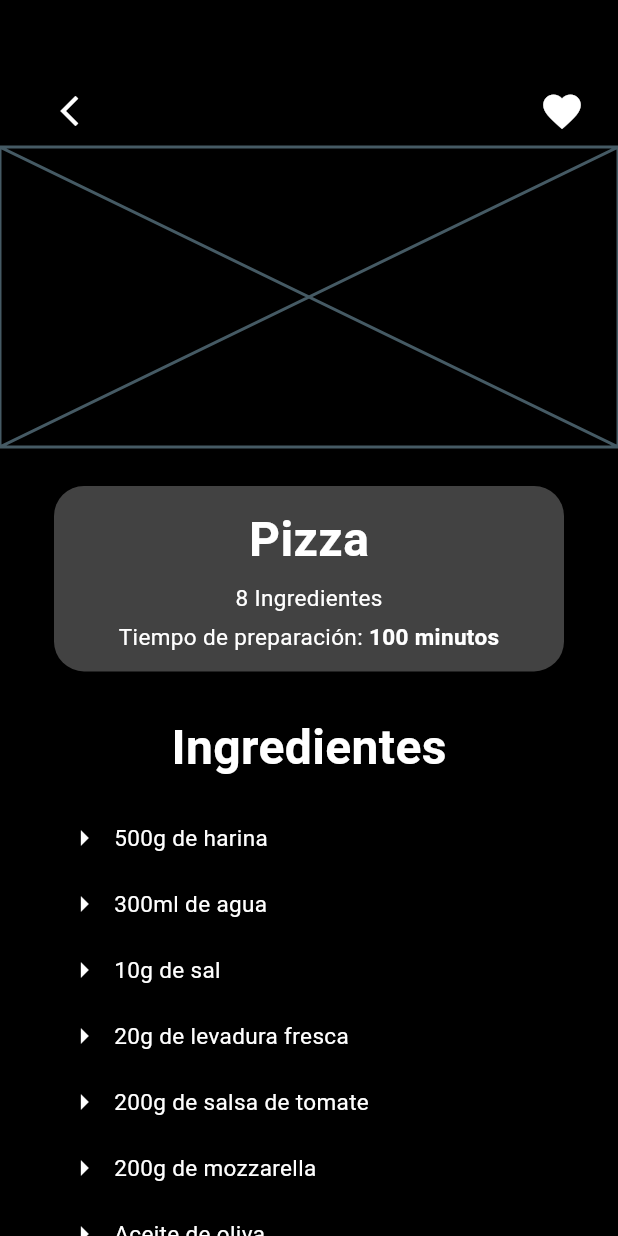
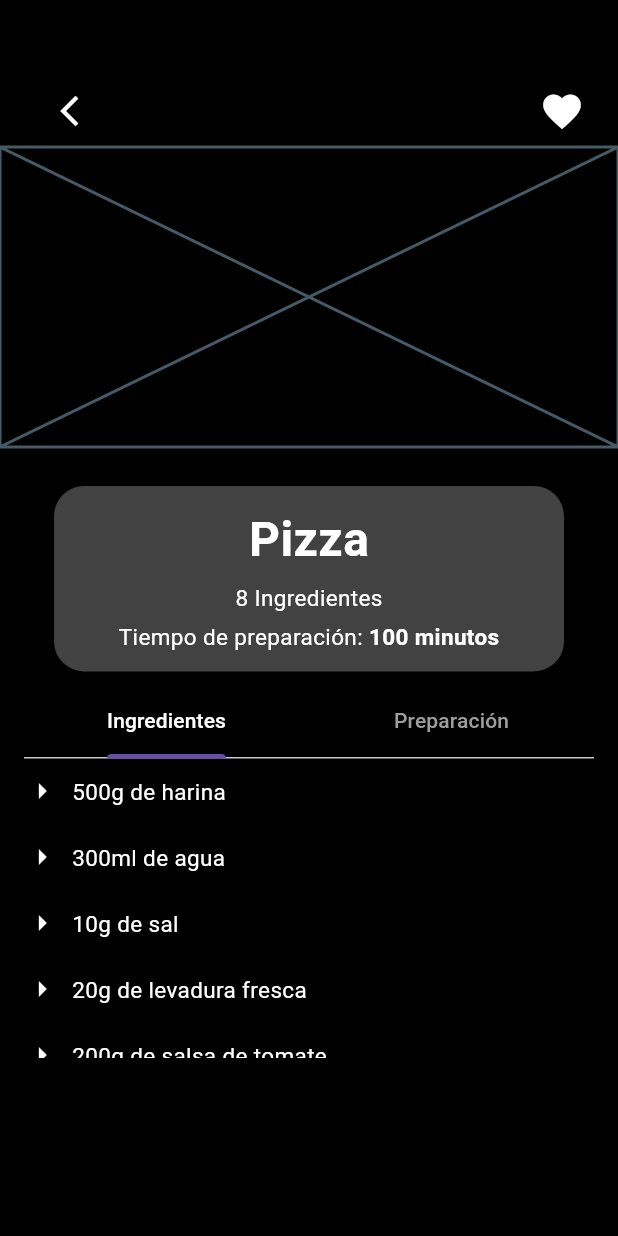
Before and after one commit to MiguelAngel117/recipesU, a Flutter app: the screen it shows after launch, after a tap on "Pizza", on a phone screen of 412 x 824 dp. Run offline on Flutter 3.47's test engine with Material 3 defaults, Android fonts, the phone set to English and light mode, and no system bars; drawn by our look-alikes of like_button; our stand-ins replace flutter_speed_dial, google_nav_bar, image_picker, sqflite, sqflite_common_ffi; missing offline and left inert: flutter_material_color_picker; accounts and stored records are empty.

Commit message:
pestañas

```diff
--- a/lib/pages/DetailPage.dart
+++ b/lib/pages/DetailPage.dart
@@ -1,6 +1,5 @@
 import 'dart:io';
 import 'dart:math';
-
 import 'package:flutter/material.dart';
 import 'package:like_button/like_button.dart';
 import 'package:recipes/utils/Listfood.dart';
@@ -14,7 +13,21 @@ class DetailPage extends StatefulWidget {
   State<DetailPage> createState() => _DetailPageState();
 }
 
-class _DetailPageState extends State<DetailPage> {
+class _DetailPageState extends State<DetailPage> with SingleTickerProviderStateMixin {
+  late TabController _tabController;
+
+  @override
+  void initState() {
+    super.initState();
+    _tabController = TabController(length: 2, vsync: this);
+  }
+
+  @override
+  void dispose() {
+    _tabController.dispose();
+    super.dispose();
+  }
+
   @override
   Widget build(BuildContext context) {
     return Scaffold(
@@ -122,33 +135,30 @@ class _DetailPageState extends State<DetailPage> {
                         ),
                       ),
                     ),
-                    Padding(
-                      padding: const EdgeInsets.symmetric(
-                          vertical: 10, horizontal: 20),
-                      child: Padding(
-                        padding: const EdgeInsets.all(8.0),
-                        child: Column(
-                          mainAxisAlignment: MainAxisAlignment.spaceEvenly,
+                    // Pestañas para ingredientes y preparación
+                    TabBar(
+                      controller: _tabController,
+                      tabs: const [
+                        Tab(text: 'Ingredientes'),
+                        Tab(text: 'Preparación'),
+                      ],
+                      labelColor: Colors.white,
+                      unselectedLabelColor: Colors.grey,
+                    ),
+                    SizedBox(
+                      height: 200, // Altura de la pestaña
+                      child: TabBarView(
+                        controller: _tabController,
                         children: [
-                            const Text(
-                              "Ingredientes",
-                              style: TextStyle(
-                                  color: Colors.white,
-                                  fontSize: 32,
-                                  fontWeight: FontWeight.bold),
-                            ),
-                            const Padding(padding: EdgeInsets.only(top: 15)),
+                          // Contenido de la pestaña de ingredientes
                           SingleChildScrollView(
                             child: Column(
-                                children:
-                                    widget.food.ingredients.map((ingredient) {
+                              children: widget.food.ingredients.map((ingredient) {
                                 return Container(
-                                    padding: const EdgeInsets.symmetric(
-                                        vertical: 10),
+                                  padding: const EdgeInsets.symmetric(vertical: 10),
                                   child: Row(
                                     mainAxisSize: MainAxisSize.max,
-                                      mainAxisAlignment:
-                                          MainAxisAlignment.start,
+                                    mainAxisAlignment: MainAxisAlignment.start,
                                     children: [
                                       const Icon(
                                         Icons.arrow_right,
@@ -172,29 +182,13 @@ class _DetailPageState extends State<DetailPage> {
                               }).toList(),
                             ),
                           ),
-                          ],
-                        ),
-                      ),
-                    ),
-                    const Text(
-                      "Preparación",
-                      style: TextStyle(
-                          color: Colors.white,
-                          fontSize: 32,
-                          fontWeight: FontWeight.bold),
-                    ),
-                    Padding(
-                      padding: const EdgeInsets.symmetric(
-                          vertical: 10, horizontal: 20),
-                      child: Padding(
-                        padding: const EdgeInsets.all(8.0),
+                          // Contenido de la pestaña de preparación
+                          SingleChildScrollView(
                             child: Column(
-                          mainAxisAlignment: MainAxisAlignment.spaceEvenly,
                               children: [
                                 for (int i = 0; i < widget.food.steps.length; i++)
                                   Container(
-                                padding:
-                                    const EdgeInsets.symmetric(vertical: 10),
+                                    padding: const EdgeInsets.symmetric(vertical: 10),
                                     child: Row(
                                       mainAxisSize: MainAxisSize.max,
                                       mainAxisAlignment: MainAxisAlignment.start,
@@ -224,6 +218,8 @@ class _DetailPageState extends State<DetailPage> {
                               ],
                             ),
                           ),
+                        ],
+                      ),
                     ),
                   ],
                 ),
```
Lines whose indentation alone changed are shown as unchanged.
